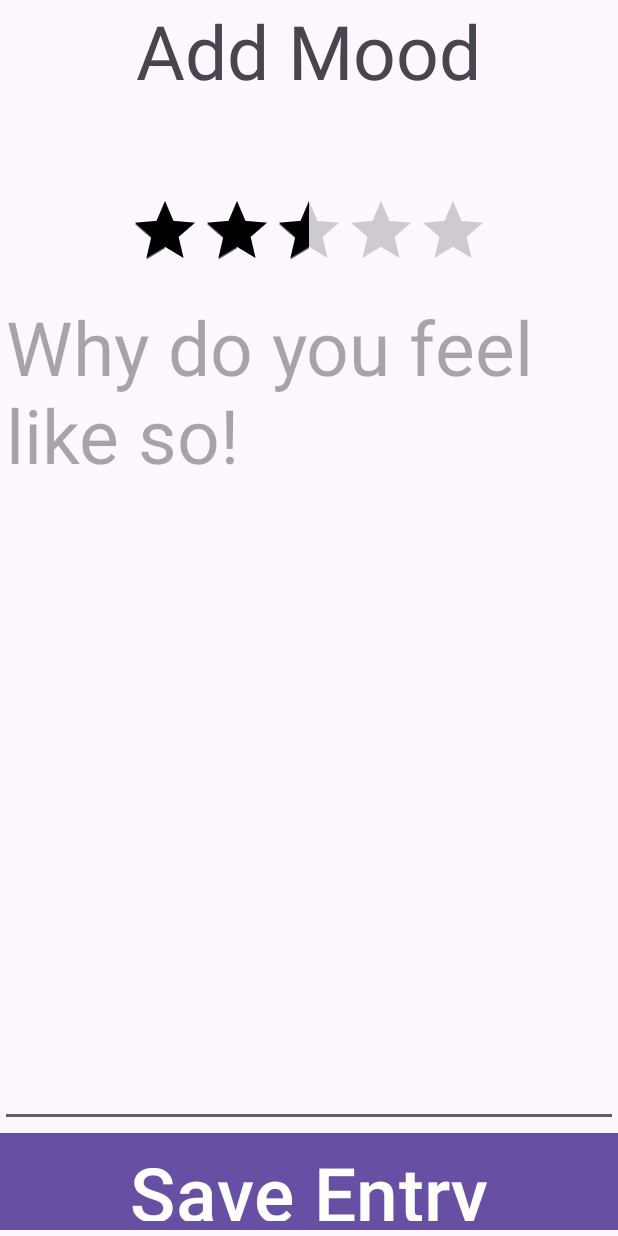
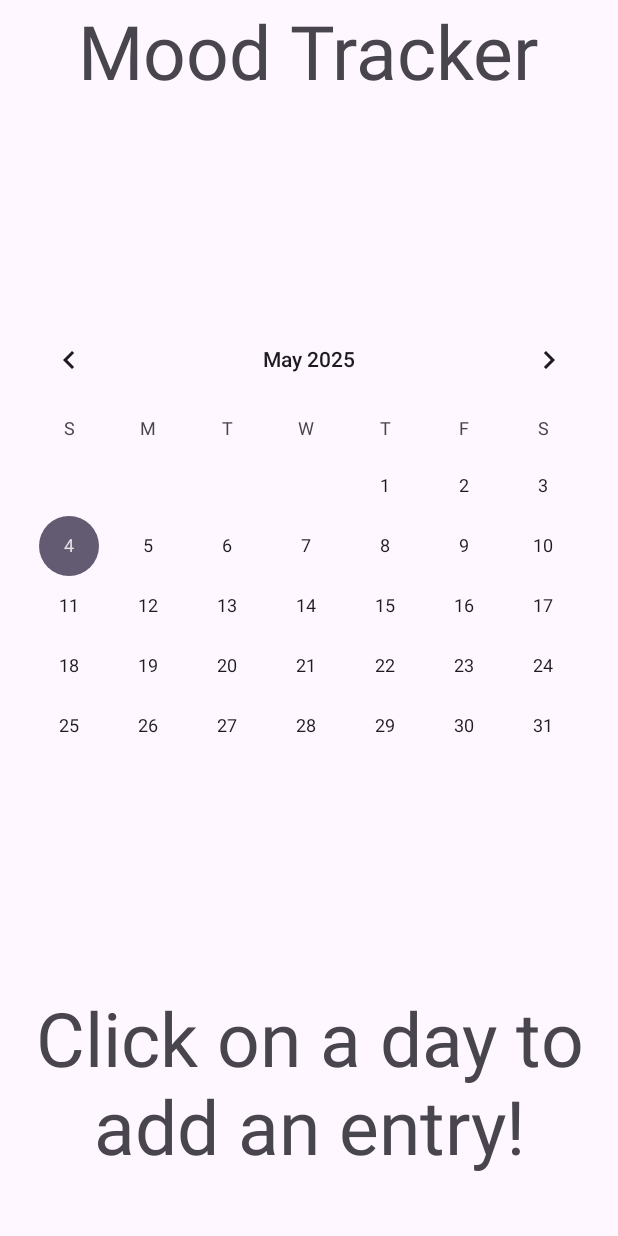
Before and after one commit to Skullking123/Mood-Tracker, an Android app: the screen it shows after launch (MainActivity), on a phone screen of 412 x 824 dp. Run offline under Robolectric (Android 15) with nearby library versions, the phone set to English and light mode, and no system bars.

Commit message:
Created firebase backend. Users can now submit moods to be stored in firebase. When a user clicks on a date that they had already submitted a mood for, they will be able to view what they had submitted and edit it.

```diff
--- a/app/build.gradle.kts
+++ b/app/build.gradle.kts
@@ -16,7 +16,6 @@ android {
         targetSdk = 35
         versionCode = 1
         versionName = "1.0"
-
         testInstrumentationRunner = "androidx.test.runner.AndroidJUnitRunner"
     }
 
@@ -44,9 +43,11 @@ dependencies {
     implementation(libs.material)
     implementation(libs.androidx.activity)
     implementation(libs.androidx.constraintlayout)
+    implementation(libs.firebase.database.ktx)
     testImplementation(libs.junit)
     androidTestImplementation(libs.androidx.junit)
     androidTestImplementation(libs.androidx.espresso.core)
     implementation(platform("com.google.firebase:firebase-bom:33.13.0"))
     implementation("com.google.firebase:firebase-analytics")
+
 }
--- a/app/src/main/AndroidManifest.xml
+++ b/app/src/main/AndroidManifest.xml
@@ -1,6 +1,10 @@
 <?xml version="1.0" encoding="utf-8"?>
 <manifest xmlns:android="http://schemas.android.com/apk/res/android"
     xmlns:tools="http://schemas.android.com/tools">
+
+    <uses-permission android:name="android.permission.INTERNET"/>
+    <uses-permission android:name="android.permission.ACCESS_NETWORK_STATE"/>
+    <uses-permission android:name="android.permission.WRITE_EXTERNAL_STORAGE"/>
 
     <application
         android:allowBackup="true"
@@ -21,6 +25,8 @@
                 <category android:name="android.intent.category.LAUNCHER" />
             </intent-filter>
         </activity>
+        <activity
+            android:name=".AddMoodActivity"/>
     </application>
 
 </manifest>
--- a/app/src/main/java/com/example/mood_tracker/MainActivity.kt
+++ b/app/src/main/java/com/example/mood_tracker/MainActivity.kt
@@ -1,16 +1,46 @@
 package com.example.mood_tracker
 
+import android.content.Intent
 import android.os.Bundle
+import android.util.Log
+import android.widget.CalendarView
 import androidx.activity.enableEdgeToEdge
 import androidx.appcompat.app.AppCompatActivity
 import androidx.core.view.ViewCompat
 import androidx.core.view.WindowInsetsCompat
+import java.util.Calendar
+import java.util.Date
 
 class MainActivity : AppCompatActivity() {
+    lateinit var calendar : CalendarView
 
     override fun onCreate(savedInstanceState: Bundle?) {
         super.onCreate(savedInstanceState)
-        setContentView(R.layout.addmood)
+        setContentView(R.layout.activity_main)
+        calendar = findViewById(R.id.calendar)
+        calendar.setOnDateChangeListener(CalendarListener())
+    }
+
+    inner class CalendarListener : CalendarView.OnDateChangeListener {
+        override fun onSelectedDayChange(
+            view: CalendarView,
+            year: Int,
+            month: Int,
+            dayOfMonth: Int
+        ) {
+            Log.w("MainActivity", "" + month + "/" + dayOfMonth + "/" + year)
+            var intent : Intent = Intent(this@MainActivity, AddMoodActivity::class.java)
+            selectedDateYear = year
+            selectedDateMonth = month
+            selectedDateDay = dayOfMonth
+            startActivity(intent)
+        }
 
     }
+
+    companion object {
+        var selectedDateYear : Int = 0
+        var selectedDateMonth : Int = 0
+        var selectedDateDay : Int = 0
+    }
 }
--- a/app/src/main/java/com/example/mood_tracker/MoodTrackerView.kt
+++ /dev/null
@@ -1,6 +0,0 @@
-package com.example.mood_tracker
-
-class MoodTrackerView {
-//    var firebase : FirebaseDatabase = FirebaseDataBase()
-
-}
--- a/app/src/main/res/layout/activity_main.xml
+++ b/app/src/main/res/layout/activity_main.xml
@@ -17,12 +17,19 @@
         android:textSize='50sp'
         android:text="Mood Tracker"/>
 
-
-
     <CalendarView
         android:id="@+id/calendar"
         android:layout_width="match_parent"
         android:layout_height="0dp"
         android:layout_weight="2"/>
 
+    <TextView
+        android:id="@+id/calendarInstructions"
+        android:layout_width="wrap_content"
+        android:layout_height="0dp"
+        android:layout_weight="1"
+        android:textSize='50sp'
+        android:gravity="center"
+        android:text="Click on a day to add an entry!"/>
+
 </LinearLayout>
--- a/build.gradle.kts
+++ b/build.gradle.kts
@@ -3,4 +3,6 @@ plugins {
     alias(libs.plugins.android.application) apply false
     alias(libs.plugins.kotlin.android) apply false
     id("com.google.gms.google-services") version "4.4.2" apply false
+    kotlin("jvm") version "2.1.0"
+//    id("org.jetbrains.joktlin.android") version "1.9.0" apply false
 }
--- a/gradle/libs.versions.toml
+++ b/gradle/libs.versions.toml
@@ -9,6 +9,7 @@ appcompat = "1.7.0"
 material = "1.12.0"
 activity = "1.10.1"
 constraintlayout = "2.2.1"
+firebaseDatabaseKtx = "21.0.0"
 
 [libraries]
 androidx-core-ktx = { group = "androidx.core", name = "core-ktx", version.ref = "coreKtx" }
@@ -19,6 +20,7 @@ androidx-appcompat = { group = "androidx.appcompat", name = "appcompat", version
 material = { group = "com.google.android.material", name = "material", version.ref = "material" }
 androidx-activity = { group = "androidx.activity", name = "activity", version.ref = "activity" }
 androidx-constraintlayout = { group = "androidx.constraintlayout", name = "constraintlayout", version.ref = "constraintlayout" }
+firebase-database-ktx = { group = "com.google.firebase", name = "firebase-database-ktx", version.ref = "firebaseDatabaseKtx" }
 
 [plugins]
 android-application = { id = "com.android.application", version.ref = "agp" }
```
Also changed, not shown: app/src/main/java/com/example/mood_tracker/AddMoodActivity.kt (added, +56 -0 lines), app/src/main/java/com/example/mood_tracker/MoodTracker.kt (+101 -0 lines).
